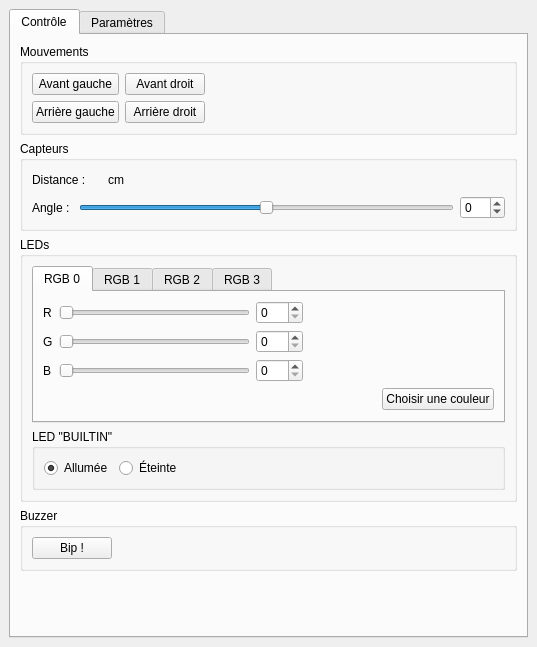
electroLAB-Belgium/electroLABBOT_GUI, file py_src/vue_principale.ui: the form before one commit.
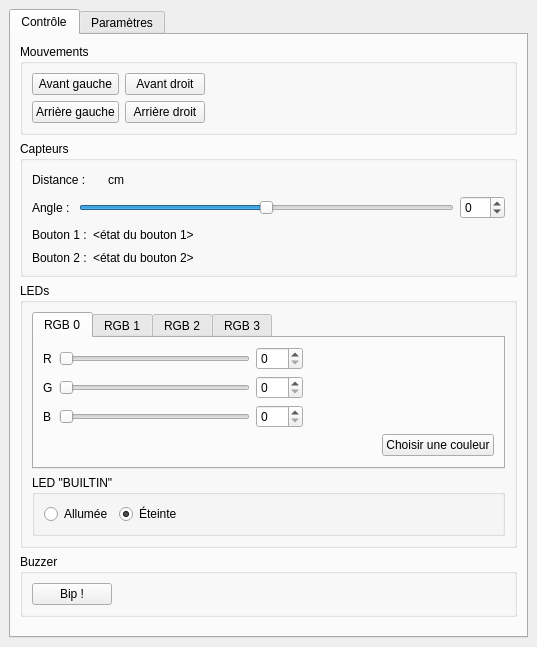
The form after the commit.

Commit message: Show buttons states

Patch:
```diff
--- a/py_src/vue_principale.ui
+++ b/py_src/vue_principale.ui
@@ -157,6 +157,51 @@
              </item>
             </layout>
            </item>
+           <item>
+            <layout class="QGridLayout" name="gridLayout_5">
+             <item row="0" column="0">
+              <widget class="QLabel" name="label_27">
+               <property name="text">
+                <string>Bouton 1 :</string>
+               </property>
+              </widget>
+             </item>
+             <item row="1" column="0">
+              <widget class="QLabel" name="label_28">
+               <property name="text">
+                <string>Bouton 2 :</string>
+               </property>
+              </widget>
+             </item>
+             <item row="0" column="1">
+              <widget class="QLabel" name="state_button_1">
+               <property name="text">
+                <string>&lt;état du bouton 1&gt;</string>
+               </property>
+              </widget>
+             </item>
+             <item row="1" column="1">
+              <widget class="QLabel" name="state_button_2">
+               <property name="text">
+                <string>&lt;état du bouton 2&gt;</string>
+               </property>
+              </widget>
+             </item>
+             <item row="0" column="2">
+              <spacer name="horizontalSpacer_18">
+               <property name="orientation">
+                <enum>Qt::Horizontal</enum>
+               </property>
+               <property name="sizeHint" stdset="0">
+                <size>
+                 <width>40</width>
+                 <height>20</height>
+                </size>
+               </property>
+              </spacer>
+             </item>
+            </layout>
+           </item>
           </layout>
          </widget>
         </item>
@@ -665,7 +710,7 @@
                  <string>Allumée</string>
                 </property>
                 <property name="checked">
-                 <bool>true</bool>
+                 <bool>false</bool>
                 </property>
                </widget>
               </item>
@@ -674,6 +719,9 @@
                 <property name="text">
                  <string>Éteinte</string>
                 </property>
+                <property name="checked">
+                 <bool>true</bool>
+                </property>
                </widget>
               </item>
               <item>
```
The commit also changes 1 other file.
